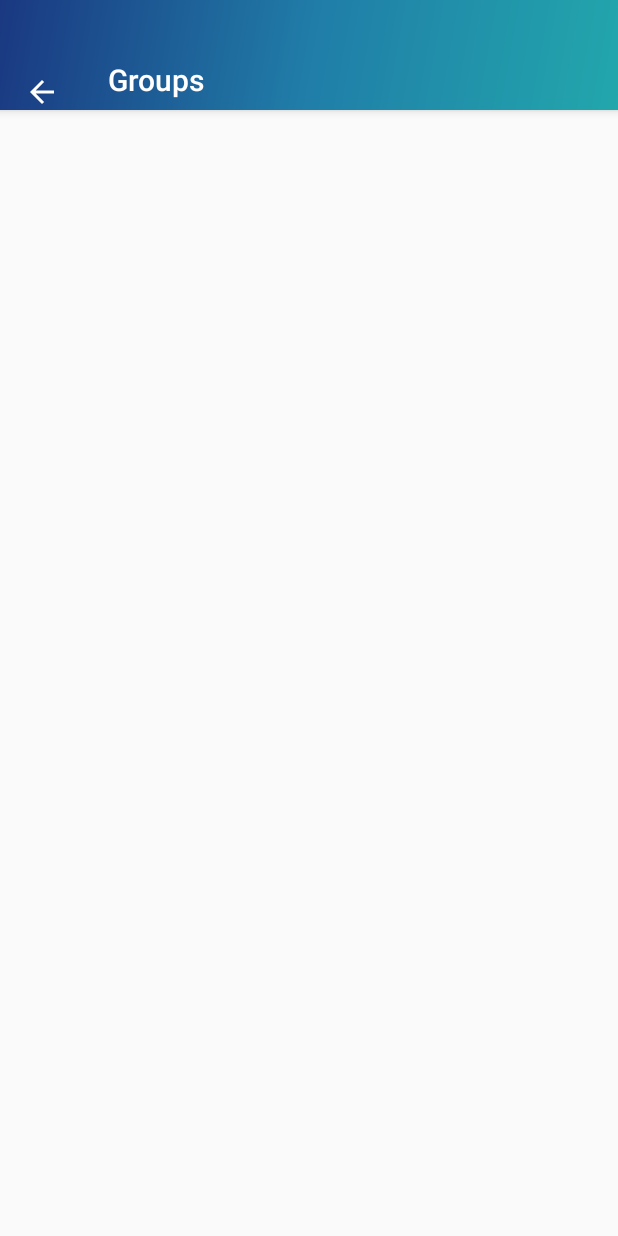
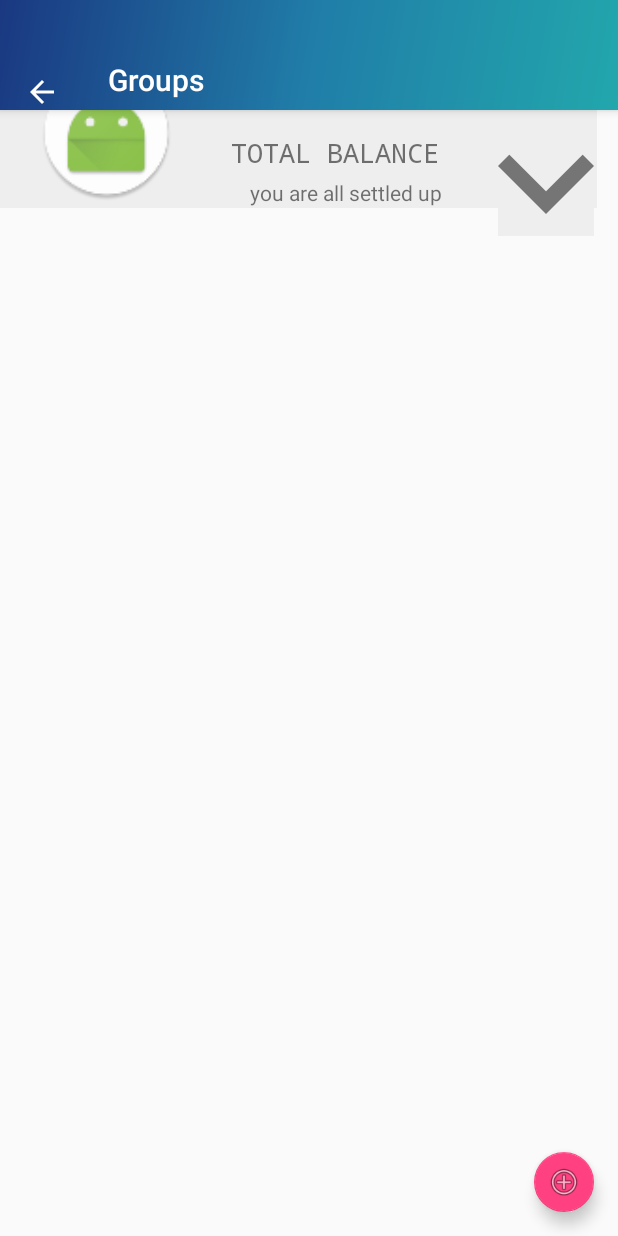
Before and after one commit to IamTheLime/BlockSplitWiseClient, an Android app: the Groups screen opened directly, with no data from a screen before it, on a phone screen of 412 x 824 dp. Run offline under Robolectric (Android 15) with nearby library versions, the phone set to English and light mode, and no system bars.

Commit message:
adicionados itens ao menu de grupos

```diff
--- a/ClientBlockSplitWise/app/build.gradle
+++ b/ClientBlockSplitWise/app/build.gradle
@@ -10,6 +10,7 @@ android {
         versionCode 1
         versionName "1.0"
         testInstrumentationRunner "android.support.test.runner.AndroidJUnitRunner"
+        vectorDrawables.useSupportLibrary = true
     }
     buildTypes {
         release {
--- a/ClientBlockSplitWise/app/src/main/res/layout/content_groups.xml
+++ b/ClientBlockSplitWise/app/src/main/res/layout/content_groups.xml
@@ -8,4 +8,89 @@
     tools:context="com.blocksplitwise.clientblocksplitwise.Groups"
     tools:showIn="@layout/activity_groups">
 
+    <android.support.design.widget.FloatingActionButton
+        android:id="@+id/addGroup"
+        android:layout_width="40dp"
+        android:layout_height="wrap_content"
+        android:clickable="true"
+        app:fabSize="mini"
+        app:srcCompat="@android:drawable/ic_menu_add"
+        app:layout_constraintBottom_toBottomOf="parent"
+        android:layout_marginRight="16dp"
+        android:layout_marginBottom="16dp"
+        app:layout_constraintRight_toRightOf="parent"
+        android:layout_marginEnd="16dp" />
+
+    <android.support.constraint.Guideline
+        android:layout_width="wrap_content"
+        android:layout_height="wrap_content"
+        android:id="@+id/guideline"
+        app:layout_constraintGuide_begin="55dp"
+        android:orientation="horizontal" />
+
+    <LinearLayout
+        android:layout_width="398dp"
+        android:layout_height="100dp"
+        android:layout_marginLeft="0dp"
+        android:layout_marginTop="-35dp"
+        android:layout_marginRight="0dp"
+        android:background="#EEEEEE"
+        android:orientation="horizontal"
+        android:weightSum="1"
+        app:layout_constraintLeft_toLeftOf="parent"
+        app:layout_constraintRight_toRightOf="parent"
+        app:layout_constraintTop_toTopOf="parent"
+        android:baselineAligned="false"
+        app:layout_constraintHorizontal_bias="0.0">
+
+        <ImageView
+            android:id="@+id/imageView2"
+            android:layout_width="80dp"
+            android:layout_height="90dp"
+            android:layout_marginLeft="10dp"
+            android:layout_marginTop="5dp"
+            android:layout_weight="0.14"
+            app:layout_constraintTop_toTopOf="parent"
+            app:srcCompat="@mipmap/ic_launcher_round" />
+
+
+    </LinearLayout>
+
+
+
+    <TextView
+        android:id="@+id/textView2"
+        android:layout_width="wrap_content"
+        android:layout_height="wrap_content"
+        android:textSize="18dp"
+        android:text="TOTAL BALANCE"
+        android:fontFamily="monospace"
+        app:layout_constraintTop_toTopOf="parent"
+        android:layout_marginTop="16dp"
+        app:layout_constraintLeft_toLeftOf="parent"
+        app:layout_constraintRight_toRightOf="parent"
+        app:layout_constraintHorizontal_bias="0.564" />
+
+    <TextView
+        android:id="@+id/textView3"
+        android:layout_width="wrap_content"
+        android:layout_height="wrap_content"
+        android:text="you are all settled up"
+        app:layout_constraintTop_toTopOf="parent"
+        app:layout_constraintRight_toRightOf="parent"
+        android:layout_marginTop="45dp"
+        android:layout_marginRight="117dp" />
+
+    <ImageButton
+        android:id="@+id/imageButton"
+        android:layout_width="64dp"
+        android:layout_height="68dp"
+        android:layout_weight="0.14"
+        android:background="#EEEEEE"
+        app:layout_constraintTop_toTopOf="parent"
+        app:layout_constraintRight_toRightOf="parent"
+        app:srcCompat="@mipmap/arrowdown"
+        android:layout_marginTop="16dp"
+        android:layout_marginRight="16dp" />
+
 </android.support.constraint.ConstraintLayout>
```
Also changed, not shown: ClientBlockSplitWise/app/src/main/res/mipmap-hdpi/arrowdown.png (added).
